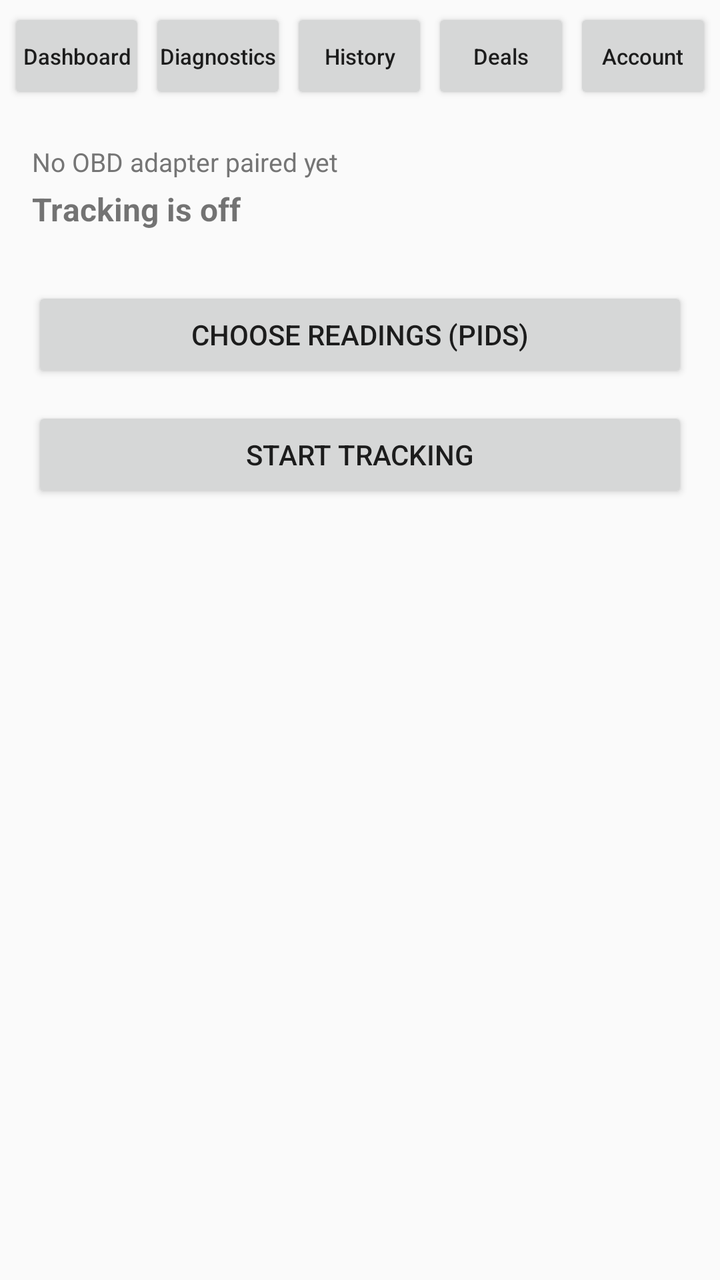
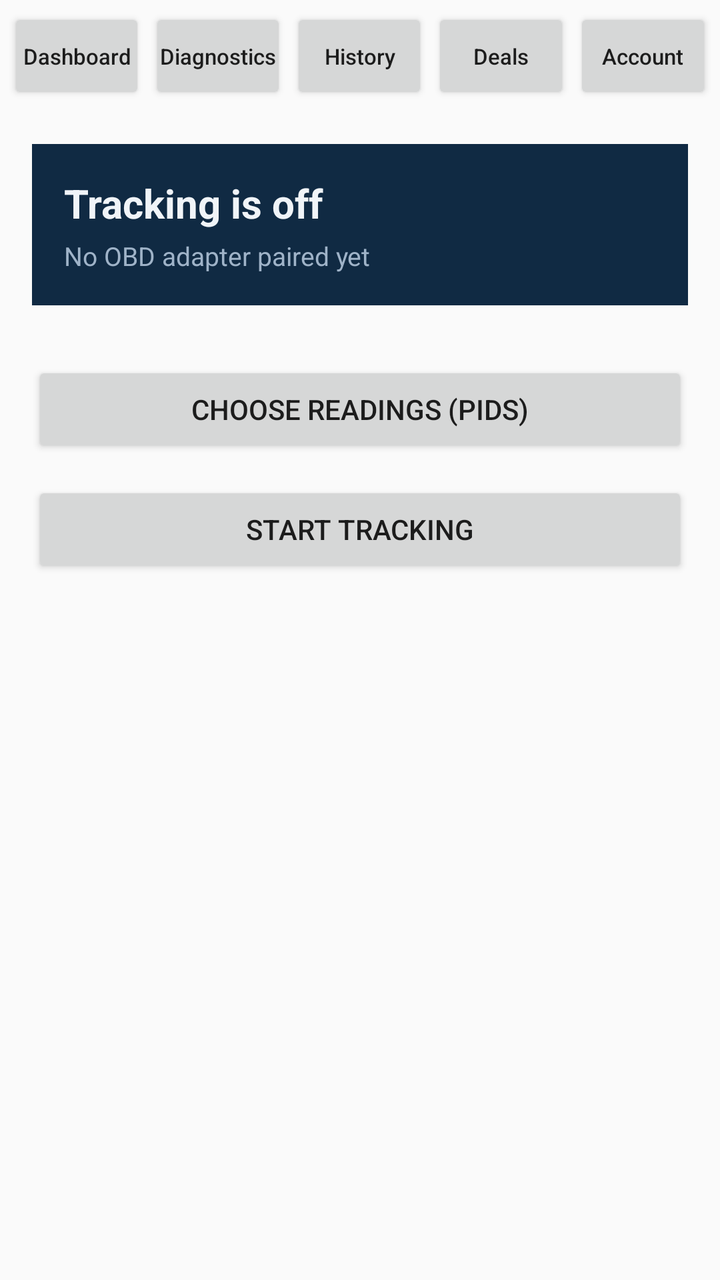

Screens rendered from an Android XML layout before and after an edit, with the pre-edit source and the edit as a unified diff.
<!-- AndroidManifest.xml: application theme Theme.AppCompat.DayNight.DarkActionBar -->
<!-- res/layout/activity_main.xml -->
<?xml version="1.0" encoding="utf-8"?>
<LinearLayout xmlns:android="http://schemas.android.com/apk/res/android"
    android:layout_width="match_parent"
    android:layout_height="match_parent"
    android:orientation="vertical">

    <LinearLayout
        android:layout_width="match_parent"
        android:layout_height="wrap_content"
        android:orientation="horizontal"
        android:padding="4dp">

        <Button
            android:id="@+id/buttonTabDashboard"
            android:layout_width="0dp"
            android:layout_height="wrap_content"
            android:layout_weight="1"
            android:minWidth="0dp"
            android:paddingStart="2dp"
            android:paddingEnd="2dp"
            android:textAllCaps="false"
            android:textSize="11sp"
            android:text="Dashboard" />

        <Button
            android:id="@+id/buttonTabDiagnostics"
            android:layout_width="0dp"
            android:layout_height="wrap_content"
            android:layout_weight="1"
            android:layout_marginStart="2dp"
            android:minWidth="0dp"
            android:paddingStart="2dp"
            android:paddingEnd="2dp"
            android:textAllCaps="false"
            android:textSize="11sp"
            android:text="Diagnostics" />

        <Button
            android:id="@+id/buttonTabService"
            android:layout_width="0dp"
            android:layout_height="wrap_content"
            android:layout_weight="1"
            android:layout_marginStart="2dp"
            android:minWidth="0dp"
            android:paddingStart="2dp"
            android:paddingEnd="2dp"
            android:textAllCaps="false"
            android:textSize="11sp"
            android:text="History" />

        <Button
            android:id="@+id/buttonTabDeals"
            android:layout_width="0dp"
            android:layout_height="wrap_content"
            android:layout_weight="1"
            android:layout_marginStart="2dp"
            android:minWidth="0dp"
            android:paddingStart="2dp"
            android:paddingEnd="2dp"
            android:textAllCaps="false"
            android:textSize="11sp"
            android:text="Deals" />

        <Button
            android:id="@+id/buttonTabAccount"
            android:layout_width="0dp"
            android:layout_height="wrap_content"
            android:layout_weight="1"
            android:layout_marginStart="2dp"
            android:minWidth="0dp"
            android:paddingStart="2dp"
            android:paddingEnd="2dp"
            android:textAllCaps="false"
            android:textSize="11sp"
            android:text="Account" />
    </LinearLayout>

    <FrameLayout
        android:layout_width="match_parent"
        android:layout_height="0dp"
        android:layout_weight="1">

        
        <ScrollView
            android:id="@+id/scrollDashboard"
            android:layout_width="match_parent"
            android:layout_height="match_parent">

            <LinearLayout
                android:layout_width="match_parent"
                android:layout_height="wrap_content"
                android:orientation="vertical"
                android:padding="16dp">

                <TextView
                    android:id="@+id/textAdapterStatus"
                    android:layout_width="match_parent"
                    android:layout_height="wrap_content"
                    android:textSize="13sp"
                    android:textColor="#757575"
                    android:text="No OBD adapter paired yet" />

                <TextView
                    android:id="@+id/textLiveStatus"
                    android:layout_width="match_parent"
                    android:layout_height="wrap_content"
                    android:layout_marginTop="4dp"
                    android:textSize="16sp"
                    android:textStyle="bold"
                    android:text="Tracking is off" />

                <GridLayout
                    android:id="@+id/gridTiles"
                    android:layout_width="match_parent"
                    android:layout_height="wrap_content"
                    android:layout_marginTop="12dp"
                    android:columnCount="2" />

                <Button
                    android:id="@+id/buttonEditDashboard"
                    android:layout_width="match_parent"
                    android:layout_height="wrap_content"
                    android:layout_marginTop="16dp"
                    android:text="Choose Readings (PIDs)" />

                <Button
                    android:id="@+id/buttonToggleTracking"
                    android:layout_width="match_parent"
                    android:layout_height="wrap_content"
                    android:layout_marginTop="12dp"
                    android:text="Start Tracking" />
            </LinearLayout>
        </ScrollView>

        
        <ScrollView
            android:id="@+id/scrollDiagnostics"
            android:layout_width="match_parent"
            android:layout_height="match_parent"
            android:visibility="gone">

            <LinearLayout
                android:layout_width="match_parent"
                android:layout_height="wrap_content"
                android:orientation="vertical"
                android:padding="16dp">

                <TextView
                    android:layout_width="match_parent"
                    android:layout_height="wrap_content"
                    android:textSize="18sp"
                    android:textStyle="bold"
                    android:text="Key-on checks (KOEO)" />

                <TextView
                    android:layout_width="match_parent"
                    android:layout_height="wrap_content"
                    android:layout_marginTop="4dp"
                    android:textSize="14sp"
                    android:textColor="#757575"
                    android:text="Battery, readings and trouble codes at key-on before cranking, then how the crank went." />

                <Button
                    android:id="@+id/buttonKoeoCheck"
                    android:layout_width="match_parent"
                    android:layout_height="wrap_content"
                    android:layout_marginTop="12dp"
                    android:text="Run Key-On Check (key ON, engine off)" />

                <TextView
                    android:id="@+id/textKoeoReports"
                    android:layout_width="match_parent"
                    android:layout_height="wrap_content"
                    android:layout_marginTop="12dp"
                    android:textSize="15sp"
                    android:lineSpacingMultiplier="1.15"
                    android:textIsSelectable="true"
                    android:text="Loading…" />
            </LinearLayout>
        </ScrollView>

        
        <ScrollView
            android:id="@+id/scrollService"
            android:layout_width="match_parent"
            android:layout_height="match_parent"
            android:visibility="gone">

            <LinearLayout
                android:layout_width="match_parent"
                android:layout_height="wrap_content"
                android:orientation="vertical"
                android:padding="16dp">

                <TextView
                    android:id="@+id/textOilLife"
                    android:layout_width="match_parent"
                    android:layout_height="wrap_content"
                    android:textSize="28sp"
                    android:textStyle="bold"
                    android:text="Oil life: --%" />

                <TextView
                    android:id="@+id/textOilDetail"
                    android:layout_width="match_parent"
                    android:layout_height="wrap_content"
                    android:layout_marginTop="4dp"
                    android:textSize="16sp"
                    android:text="Since last oil change: -- mi, -- engine hrs" />

                <TextView
                    android:id="@+id/textOdometer"
                    android:layout_width="match_parent"
                    android:layout_height="wrap_content"
                    android:layout_marginTop="4dp"
                    android:textSize="16sp"
                    android:text="Odometer: -- mi" />

                <View
                    android:layout_width="match_parent"
                    android:layout_height="1dp"
                    android:background="#33000000"
                    android:layout_marginTop="16dp"
                    android:layout_marginBottom="16dp" />

                <TextView
                    android:id="@+id/textServiceHeader"
                    android:layout_width="match_parent"
                    android:layout_height="wrap_content"
                    android:textSize="18sp"
                    android:textStyle="bold"
                    android:text="Service schedule" />

                <TextView
                    android:id="@+id/textServiceList"
                    android:layout_width="match_parent"
                    android:layout_height="wrap_content"
                    android:layout_marginTop="8dp"
                    android:textSize="16sp"
                    android:lineSpacingMultiplier="1.2"
                    android:text="Loading…" />

                <Button
                    android:id="@+id/buttonSetOdometer"
                    android:layout_width="match_parent"
                    android:layout_height="wrap_content"
                    android:layout_marginTop="20dp"
                    android:text="Set Odometer" />

                <Button
                    android:id="@+id/buttonResetOil"
                    android:layout_width="match_parent"
                    android:layout_height="wrap_content"
                    android:layout_marginTop="12dp"
                    android:text="Log Oil Change (quick)" />

                <Button
                    android:id="@+id/buttonLogMaintenance"
                    android:layout_width="match_parent"
                    android:layout_height="wrap_content"
                    android:layout_marginTop="12dp"
                    android:text="Log Maintenance / Upgrade + Photos" />

                <Button
                    android:id="@+id/buttonMaintenanceHistory"
                    android:layout_width="match_parent"
                    android:layout_height="wrap_content"
                    android:layout_marginTop="12dp"
                    android:text="Maintenance History" />
            </LinearLayout>
        </ScrollView>

        
        <ScrollView
            android:id="@+id/scrollDeals"
            android:layout_width="match_parent"
            android:layout_height="match_parent"
            android:visibility="gone">

            <LinearLayout
                android:layout_width="match_parent"
                android:layout_height="wrap_content"
                android:orientation="vertical"
                android:padding="16dp">

                <TextView
                    android:layout_width="match_parent"
                    android:layout_height="wrap_content"
                    android:textSize="18sp"
                    android:textStyle="bold"
                    android:text="No deals matching alerts" />

                <TextView
                    android:layout_width="match_parent"
                    android:layout_height="wrap_content"
                    android:layout_marginTop="4dp"
                    android:textSize="14sp"
                    android:textColor="#757575"
                    android:text="Deals for parts your service schedule calls for will appear here." />
            </LinearLayout>
        </ScrollView>

        
        <ScrollView
            android:id="@+id/scrollAccount"
            android:layout_width="match_parent"
            android:layout_height="match_parent"
            android:visibility="gone">

            <LinearLayout
                android:layout_width="match_parent"
                android:layout_height="wrap_content"
                android:orientation="vertical"
                android:padding="16dp">

                <Button
                    android:id="@+id/buttonSetupWizard"
                    android:layout_width="match_parent"
                    android:layout_height="wrap_content"
                    android:layout_marginBottom="12dp"
                    android:text="Setup Wizard" />

                <Button
                    android:id="@+id/buttonPairAdapter"
                    android:layout_width="match_parent"
                    android:layout_height="wrap_content"
                    android:text="Pair OBD Adapter" />

                <Button
                    android:id="@+id/buttonTestConnection"
                    android:layout_width="match_parent"
                    android:layout_height="wrap_content"
                    android:layout_marginTop="12dp"
                    android:text="Test OBD Connection" />

                <Button
                    android:id="@+id/buttonAutoTrackingToggle"
                    android:layout_width="match_parent"
                    android:layout_height="wrap_content"
                    android:layout_marginTop="12dp"
                    android:text="Auto-Tracking: On" />

                <Button
                    android:id="@+id/buttonBackgroundAccess"
                    android:layout_width="match_parent"
                    android:layout_height="wrap_content"
                    android:layout_marginTop="12dp"
                    android:text="Allow background start" />

                <Button
                    android:id="@+id/buttonSaveTrips"
                    android:layout_width="match_parent"
                    android:layout_height="wrap_content"
                    android:layout_marginTop="12dp"
                    android:text="Save trips to tablet" />

                <Button
                    android:id="@+id/buttonDebugLog"
                    android:layout_width="match_parent"
                    android:layout_height="wrap_content"
                    android:layout_marginTop="12dp"
                    android:text="View Debug Log" />
            </LinearLayout>
        </ScrollView>
    </FrameLayout>
</LinearLayout>
<!-- resources referenced by this layout -->
<resources>

</resources>

<!-- the commit's change to res/layout/activity_main.xml (unified diff, before → after) -->
@@ -92,22 +92,31 @@
                 android:orientation="vertical"
                 android:padding="16dp">
 
-                <TextView
-                    android:id="@+id/textAdapterStatus"
-                    android:layout_width="match_parent"
-                    android:layout_height="wrap_content"
-                    android:textSize="13sp"
-                    android:textColor="#757575"
-                    android:text="No OBD adapter paired yet" />
-
-                <TextView
-                    android:id="@+id/textLiveStatus"
-                    android:layout_width="match_parent"
-                    android:layout_height="wrap_content"
-                    android:layout_marginTop="4dp"
-                    android:textSize="16sp"
-                    android:textStyle="bold"
-                    android:text="Tracking is off" />
+                <LinearLayout
+                    android:layout_width="match_parent"
+                    android:layout_height="wrap_content"
+                    android:orientation="vertical"
+                    android:padding="16dp"
+                    android:background="#102A43">
+
+                    <TextView
+                        android:id="@+id/textLiveStatus"
+                        android:layout_width="match_parent"
+                        android:layout_height="wrap_content"
+                        android:textSize="20sp"
+                        android:textStyle="bold"
+                        android:textColor="#F0F4F8"
+                        android:text="Tracking is off" />
+
+                    <TextView
+                        android:id="@+id/textAdapterStatus"
+                        android:layout_width="match_parent"
+                        android:layout_height="wrap_content"
+                        android:layout_marginTop="4dp"
+                        android:textSize="13sp"
+                        android:textColor="#9FB3C8"
+                        android:text="No OBD adapter paired yet" />
+                </LinearLayout>
 
                 <GridLayout
                     android:id="@+id/gridTiles"
